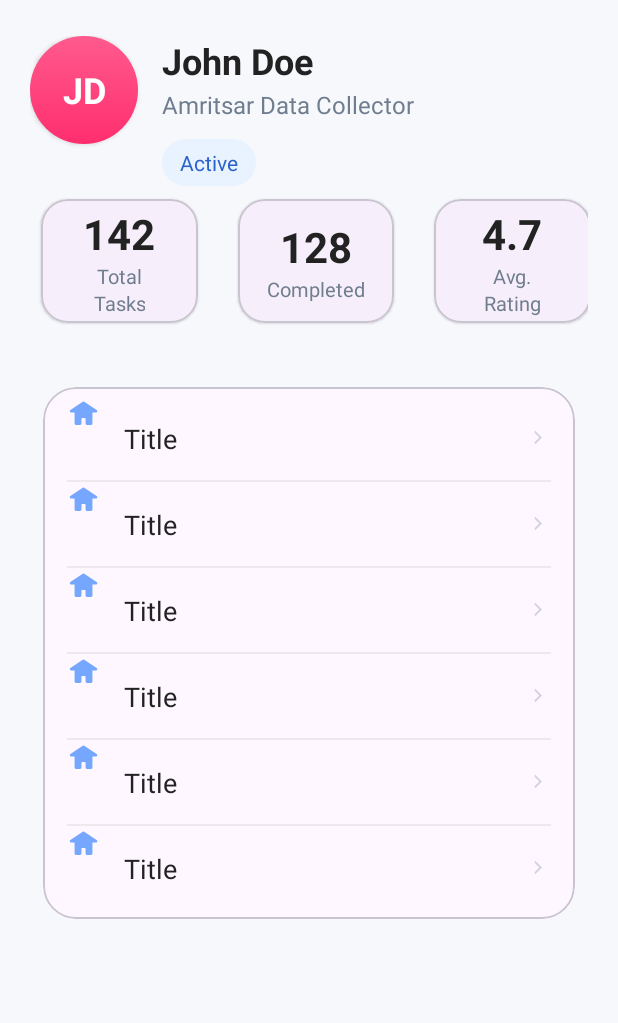
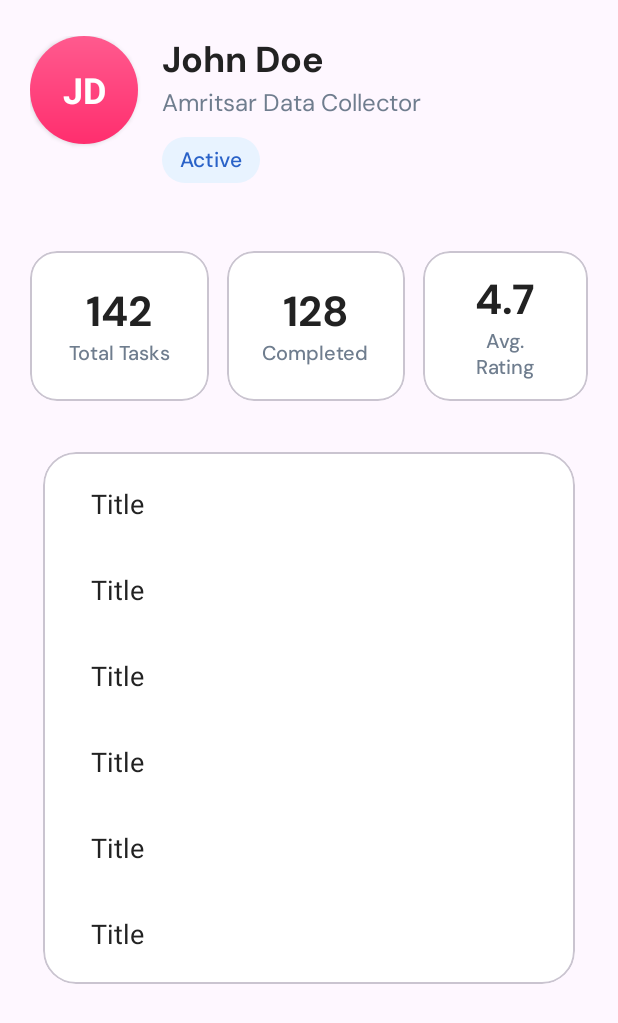
Before and after one commit to MovoDreamCodeBase/LocalGuruAndroid, an Android app: the fragment ProfileFragment shown on its own in the app's theme, on a phone screen of 412 x 824 dp. Shown: the top 1023 px of the screen. Run offline under Robolectric (Android 15) with nearby library versions, the phone set to English and light mode, and no system bars; our stand-ins replace sdp/ssp sizes.

Commit message:
Ui Report Section changes

```diff
--- a/app/src/main/res/layout/fragment_profile.xml
+++ b/app/src/main/res/layout/fragment_profile.xml
@@ -1,18 +1,23 @@
 <?xml version="1.0" encoding="utf-8"?>
-<androidx.core.widget.NestedScrollView xmlns:android="http://schemas.android.com/apk/res/android"
+
+<androidx.coordinatorlayout.widget.CoordinatorLayout xmlns:android="http://schemas.android.com/apk/res/android"
     xmlns:app="http://schemas.android.com/apk/res-auto"
+    xmlns:tools="http://schemas.android.com/tools"
     android:layout_width="match_parent"
     android:layout_height="match_parent"
-    android:fillViewport="true"
-    android:background="@color/bgSoft">
+    >
+
+
+    <androidx.core.widget.NestedScrollView
+    android:layout_width="match_parent"
+    android:layout_height="match_parent">
 
     <androidx.constraintlayout.widget.ConstraintLayout
         android:layout_width="match_parent"
-        android:layout_height="wrap_content"
+        android:layout_height="match_parent"
         android:paddingStart="20dp"
         android:paddingEnd="20dp"
-        android:paddingTop="24dp"
-        android:paddingBottom="24dp">
+        android:paddingTop="24dp">
 
         <!-- Avatar (initials) -->
         <TextView
@@ -37,6 +42,7 @@
             android:text="John Doe"
             android:textSize="24sp"
             android:textStyle="bold"
+            app:fontFamily="@font/dm_sans_bold"
             android:textColor="@color/textPrimary"
             app:layout_constraintStart_toEndOf="@id/tvAvatar"
             app:layout_constraintTop_toTopOf="@id/tvAvatar"
@@ -51,6 +57,7 @@
             android:text="Amritsar Data Collector"
             android:textColor="@color/textSecondary"
             android:textSize="16sp"
+            app:fontFamily="@font/dm_sans_regular"
             app:layout_constraintStart_toStartOf="@id/tvName"
             app:layout_constraintTop_toBottomOf="@id/tvName"
             app:layout_constraintEnd_toEndOf="parent"
@@ -67,6 +74,7 @@
             android:paddingStart="12dp"
             android:paddingEnd="12dp"
             android:paddingTop="6dp"
+            app:fontFamily="@font/dm_sans_medium"
             android:paddingBottom="6dp"
             android:background="@drawable/bg_chip"
             app:layout_constraintStart_toStartOf="@id/tvName"
@@ -81,15 +89,16 @@
             app:layout_constraintTop_toBottomOf="@id/tvAvatar"
             app:layout_constraintStart_toStartOf="parent"
             app:layout_constraintEnd_toEndOf="parent"
-            android:layout_marginTop="28dp">
+            android:layout_marginTop="@dimen/_35sdp">
 
             <!-- Card 1 -->
             <com.google.android.material.card.MaterialCardView
                 android:id="@+id/cardTotal"
-                style="@style/Widget.MyCard.Stat"
+                android:layout_marginTop="@dimen/_20sdp"
                 android:layout_width="0dp"
                 android:layout_height="100dp"
                 app:cardCornerRadius="18dp"
+                app:cardBackgroundColor="@color/white"
                 app:layout_constraintStart_toStartOf="parent"
                 app:layout_constraintEnd_toStartOf="@id/cardCompleted"
                 app:layout_constraintWidth_percent="0.32"
@@ -106,6 +115,7 @@
                         android:layout_width="wrap_content"
                         android:layout_height="wrap_content"
                         android:text="142"
+                        app:fontFamily="@font/dm_sans_bold"
                         android:textSize="28sp"
                         android:textStyle="bold"
                         android:textColor="@color/textPrimary" />
@@ -113,9 +123,9 @@
                     <TextView
                         android:layout_width="wrap_content"
                         android:layout_height="wrap_content"
-                        android:text="Total\nTasks"
+                        android:text="Total Tasks"
                         android:textAlignment="center"
-                        android:lineSpacingExtra="2dp"
+                        app:fontFamily="@font/dm_sans_medium"
                         android:textSize="13sp"
                         android:textColor="@color/textSecondary"/>
                 </LinearLayout>
@@ -124,10 +134,10 @@
             <!-- Card 2 -->
             <com.google.android.material.card.MaterialCardView
                 android:id="@+id/cardCompleted"
-                style="@style/Widget.MyCard.Stat"
                 android:layout_width="0dp"
                 android:layout_height="100dp"
                 app:cardCornerRadius="18dp"
+                app:cardBackgroundColor="@color/white"
                 app:layout_constraintStart_toEndOf="@id/cardTotal"
                 app:layout_constraintEnd_toStartOf="@id/cardRating"
                 app:layout_constraintTop_toTopOf="@id/cardTotal"
@@ -147,6 +157,7 @@
                         android:layout_height="wrap_content"
                         android:text="128"
                         android:textSize="28sp"
+                        app:fontFamily="@font/dm_sans_bold"
                         android:textStyle="bold"
                         android:textColor="@color/textPrimary" />
 
@@ -154,6 +165,7 @@
                         android:layout_width="wrap_content"
                         android:layout_height="wrap_content"
                         android:text="Completed"
+                        app:fontFamily="@font/dm_sans_medium"
                         android:textSize="13sp"
                         android:textColor="@color/textSecondary"/>
                 </LinearLayout>
@@ -162,14 +174,14 @@
             <!-- Card 3 -->
             <com.google.android.material.card.MaterialCardView
                 android:id="@+id/cardRating"
-                style="@style/Widget.MyCard.Stat"
                 android:layout_width="0dp"
                 android:layout_height="100dp"
                 app:cardCornerRadius="18dp"
+                app:cardBackgroundColor="@color/white"
                 app:layout_constraintEnd_toEndOf="parent"
                 app:layout_constraintTop_toTopOf="@id/cardTotal"
                 app:layout_constraintStart_toEndOf="@id/cardCompleted"
-                app:layout_constraintWidth_percent="0.32">
+                >
 
                 <LinearLayout
                     android:layout_width="match_parent"
@@ -183,7 +195,7 @@
                         android:layout_height="wrap_content"
                         android:text="4.7"
                         android:textSize="28sp"
-                        android:textStyle="bold"
+                        app:fontFamily="@font/dm_sans_bold"
                         android:textColor="@color/textPrimary" />
 
                     <TextView
@@ -191,7 +203,7 @@
                         android:layout_height="wrap_content"
                         android:text="Avg.\nRating"
                         android:textAlignment="center"
-                        android:lineSpacingExtra="2dp"
+                        app:fontFamily="@font/dm_sans_medium"
                         android:textSize="13sp"
                         android:textColor="@color/textSecondary"/>
                 </LinearLayout>
@@ -207,6 +219,7 @@
             android:layout_marginTop="24dp"
             app:cardCornerRadius="22dp"
             app:cardUseCompatPadding="true"
+            app:cardBackgroundColor="@color/white"
             app:layout_constraintTop_toBottomOf="@id/statsRow"
             app:layout_constraintStart_toStartOf="parent"
             app:layout_constraintEnd_toEndOf="parent">
@@ -261,12 +274,7 @@
             </LinearLayout>
         </com.google.android.material.card.MaterialCardView>
 
-        <!-- Spacer bottom -->
-        <Space
-            android:layout_width="0dp"
-            android:layout_height="20dp"
-            app:layout_constraintTop_toBottomOf="@id/cardMenu"
-            app:layout_constraintStart_toStartOf="parent"
-            app:layout_constraintEnd_toEndOf="parent"/>
     </androidx.constraintlayout.widget.ConstraintLayout>
 </androidx.core.widget.NestedScrollView>
+
+</androidx.coordinatorlayout.widget.CoordinatorLayout>
--- a/app/src/main/res/layout/layout_report_card_monthly.xml
+++ b/app/src/main/res/layout/layout_report_card_monthly.xml
@@ -142,9 +142,9 @@
 
             <androidx.constraintlayout.widget.ConstraintLayout
                 android:id="@+id/cl_task_completedaccurate_rate_value"
-                android:layout_width="wrap_content"
+                android:layout_width="0dp"
+                android:layout_height="wrap_content"
                 android:layout_weight="1"
-                android:layout_height="wrap_content"
                 android:orientation="vertical"
                 app:layout_constraintBottom_toBottomOf="parent"
                 app:layout_constraintEnd_toStartOf="@+id/cl_avg_rating_value"
@@ -163,9 +163,10 @@
                     app:layout_constraintEnd_toEndOf="parent"
                     app:layout_constraintStart_toStartOf="parent"
                     app:layout_constraintTop_toTopOf="parent" />
+
                 <androidx.appcompat.widget.AppCompatTextView
+                    android:layout_width="wrap_content"
                     android:layout_height="wrap_content"
-                    android:layout_width="wrap_content"
                     android:text="Accuracy Rate"
                     android:textColor="@color/colorTextLightBlack"
                     android:textSize="@dimen/_10ssp"
@@ -179,9 +180,9 @@
 
             <androidx.constraintlayout.widget.ConstraintLayout
                 android:id="@+id/cl_avg_rating_value"
-                android:layout_width="wrap_content"
+                android:layout_width="0dp"
+                android:layout_height="wrap_content"
                 android:layout_weight="1"
-                android:layout_height="wrap_content"
                 android:orientation="vertical"
                 app:layout_constraintBottom_toBottomOf="parent"
                 app:layout_constraintEnd_toEndOf="parent"
@@ -192,7 +193,7 @@
                     android:id="@+id/tv_avg_rating_value"
                     android:layout_width="wrap_content"
                     android:layout_height="wrap_content"
-                    android:text="test"
+                    android:text="4.9"
                     android:textSize="@dimen/_18ssp"
                     android:textStyle="bold"
                     app:fontFamily="@font/dm_sans_bold"
@@ -201,8 +202,8 @@
                     app:layout_constraintTop_toTopOf="parent" />
 
                 <androidx.appcompat.widget.AppCompatTextView
+                    android:layout_width="wrap_content"
                     android:layout_height="wrap_content"
-                android:layout_width="wrap_content"
                     android:text="Avg.Rating"
                     android:textColor="@color/colorTextLightBlack"
                     android:textSize="@dimen/_10ssp"
--- a/app/src/main/res/layout/layout_report_card_weekly.xml
+++ b/app/src/main/res/layout/layout_report_card_weekly.xml
@@ -68,7 +68,7 @@
                     android:id="@+id/tv_task_completed_value"
                     android:layout_width="wrap_content"
                     android:layout_height="wrap_content"
-                    android:text="89"
+                    android:text="24"
                     android:textSize="@dimen/_18ssp"
                     android:textStyle="bold"
                     app:fontFamily="@font/dm_sans_bold"
@@ -138,8 +138,7 @@
 
             <androidx.constraintlayout.widget.ConstraintLayout
                 android:id="@+id/cl_task_completedaccurate_rate_value"
-                android:layout_width="wrap_content"
-                android:layout_weight="1"
+                android:layout_width="0dp"
                 android:layout_height="wrap_content"
                 android:orientation="vertical"
                 app:layout_constraintBottom_toBottomOf="parent"
@@ -159,9 +158,10 @@
                     app:layout_constraintEnd_toEndOf="parent"
                     app:layout_constraintStart_toStartOf="parent"
                     app:layout_constraintTop_toTopOf="parent" />
+
                 <TextView
+                    android:layout_width="wrap_content"
                     android:layout_height="wrap_content"
-                    android:layout_width="wrap_content"
                     android:text="Accuracy Rate"
                     android:textColor="@color/colorTextLightBlack"
                     android:textSize="@dimen/_10ssp"
@@ -175,9 +175,9 @@
 
             <androidx.constraintlayout.widget.ConstraintLayout
                 android:id="@+id/cl_avg_rating_value"
-                android:layout_width="wrap_content"
+                android:layout_width="0dp"
+                android:layout_height="wrap_content"
                 android:layout_weight="1"
-                android:layout_height="wrap_content"
                 android:orientation="vertical"
                 app:layout_constraintBottom_toBottomOf="parent"
                 app:layout_constraintEnd_toEndOf="parent"
@@ -195,9 +195,10 @@
                     app:layout_constraintEnd_toEndOf="parent"
                     app:layout_constraintStart_toStartOf="parent"
                     app:layout_constraintTop_toTopOf="parent" />
+
                 <androidx.appcompat.widget.AppCompatTextView
+                    android:layout_width="wrap_content"
                     android:layout_height="wrap_content"
-                    android:layout_width="wrap_content"
                     android:text="Avg. Rating"
                     android:textColor="@color/colorTextLightBlack"
                     android:textSize="@dimen/_10ssp"
--- a/app/src/main/res/layout/row_menu.xml
+++ b/app/src/main/res/layout/row_menu.xml
@@ -10,6 +10,7 @@
         android:id="@+id/ivIcon"
         android:layout_width="22dp"
         android:layout_height="22dp"
+        android:visibility="gone"
         android:tint="@color/primarySoft"
         android:src="@drawable/ic_home"  />
 
@@ -32,6 +33,7 @@
         android:layout_height="18dp"
         android:src="@drawable/ic_chevron_right"
         android:tint="@color/textHint"
+        android:visibility="gone"
         app:layout_constraintEnd_toEndOf="parent"
         app:layout_constraintTop_toTopOf="parent"
         app:layout_constraintBottom_toBottomOf="parent"/>
--- a/core/src/main/res/values/themes.xml
+++ b/core/src/main/res/values/themes.xml
@@ -31,7 +31,6 @@
     <style name="DividerStyle">
         <item name="android:layout_width">match_parent</item>
         <item name="android:layout_height">1dp</item>
-        <item name="android:background">#11000000</item>
         <item name="android:layout_marginStart">16dp</item>
         <item name="android:layout_marginEnd">16dp</item>
     </style>
```
Lines whose indentation alone changed are shown as unchanged.
